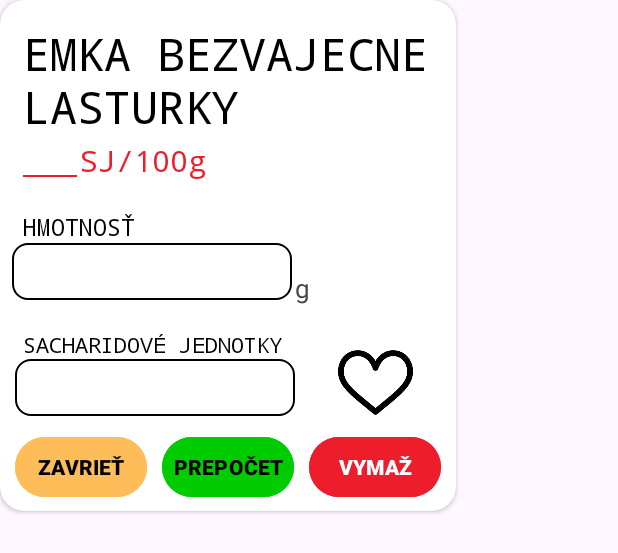
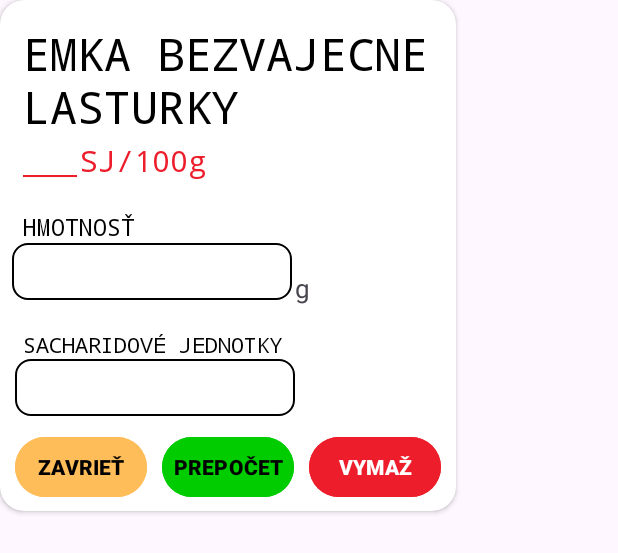
Before and after one commit to SimonFenak/DiaBee, an Android app: the layout dialog_box.xml on its own in the app's theme, with its tools: preview values and no code run, on a phone screen of 412 x 824 dp. Shown: the top 553 px of the screen. Run offline under Robolectric (Android 15) with nearby library versions, the phone set to English and light mode, and no system bars.

Commit message:
Revert "tlacitko na oblubene v dialog boxe"
This reverts commit e5a36cec1f97f2a653f657bcbea25e13c5df07a5.

```diff
--- a/DiaBee/app/src/main/res/layout/dialog_box.xml
+++ b/DiaBee/app/src/main/res/layout/dialog_box.xml
@@ -84,13 +84,12 @@
             app:layout_constraintTop_toBottomOf="@+id/textHmotnost" />
 
         <TextView
-            android:id="@+id/textView3"
             android:layout_width="wrap_content"
             android:layout_height="wrap_content"
+            android:text="g"
+            android:textSize="17dp"
             android:layout_marginLeft="2dp"
             android:layout_marginTop="18dp"
-            android:text="g"
-            android:textSize="17dp"
             app:layout_constraintStart_toEndOf="@+id/editHmotnost"
             app:layout_constraintTop_toBottomOf="@+id/textHmotnost" />
 
@@ -118,15 +117,6 @@
             android:textSize="20sp"
             app:layout_constraintStart_toStartOf="parent"
             app:layout_constraintTop_toBottomOf="@+id/textSachJed" />
-
-        <ImageButton
-            android:layout_width="50dp"
-            android:layout_height="50dp"
-            android:background="@drawable/fav_0"
-            android:layout_marginTop="30dp"
-            app:layout_constraintEnd_toEndOf="parent"
-            app:layout_constraintStart_toEndOf="@+id/editSachJed"
-            app:layout_constraintTop_toBottomOf="@+id/editHmotnost" />
 
         <LinearLayout
             android:layout_width="wrap_content"
```
Also changed, not shown: DiaBee/app/src/main/java/com/example/diabee/DetailActivity.java (+21 -0 lines), DiaBee/app/src/main/res/menu/toolbar_menu.xml (+10 -1 lines), DiaBee/app/src/main/res/drawable/fav_0.png (deleted), DiaBee/app/src/main/res/drawable/fav_1.png (deleted), 1 other file.
